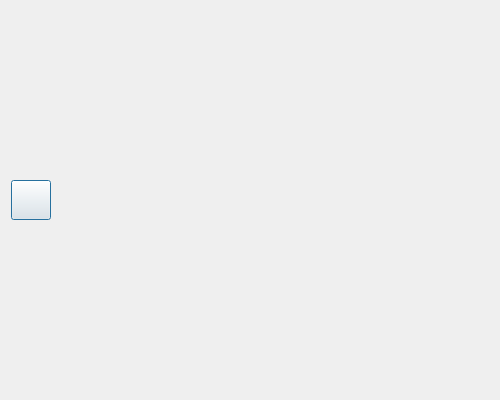
Qt form eventsChart.ui (mikecv/etscrape) before a commit.
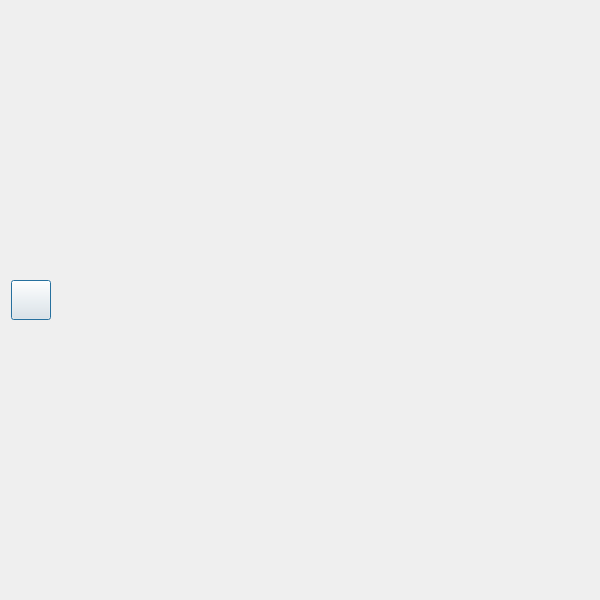
The same form after that commit.

```diff
--- a/eventsChart.ui
+++ b/eventsChart.ui
@@ -6,14 +6,14 @@
    <rect>
     <x>0</x>
     <y>0</y>
-    <width>500</width>
-    <height>400</height>
+    <width>600</width>
+    <height>600</height>
    </rect>
   </property>
   <property name="minimumSize">
    <size>
-    <width>500</width>
-    <height>400</height>
+    <width>600</width>
+    <height>600</height>
    </size>
   </property>
   <property name="cursor">
```
